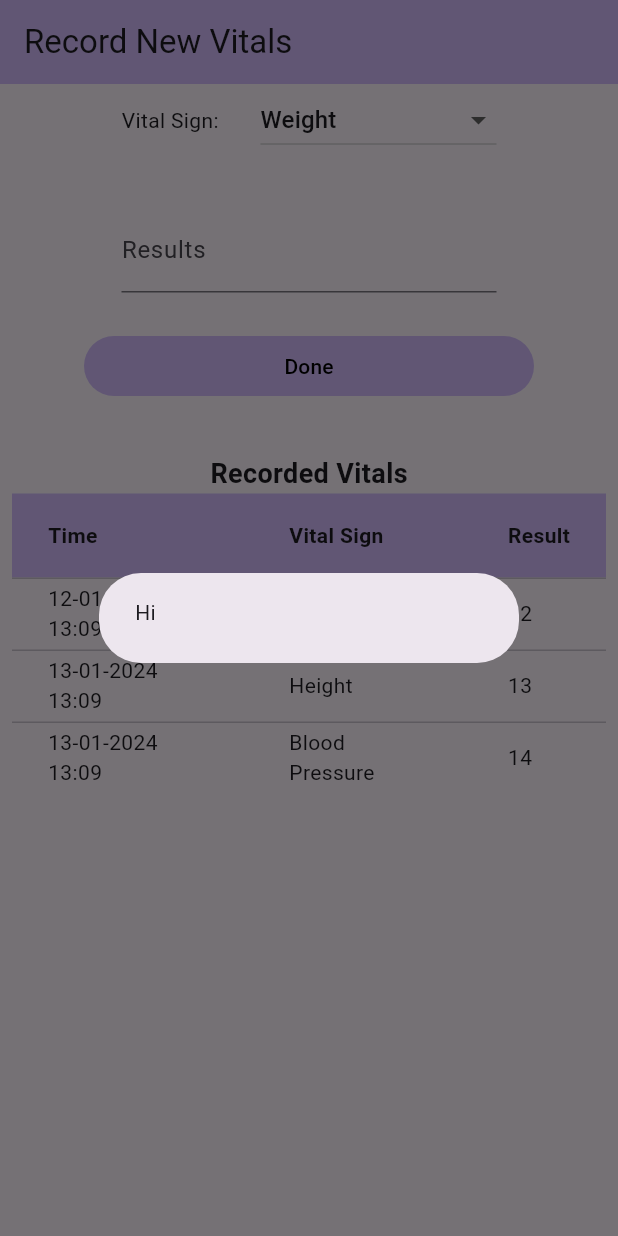
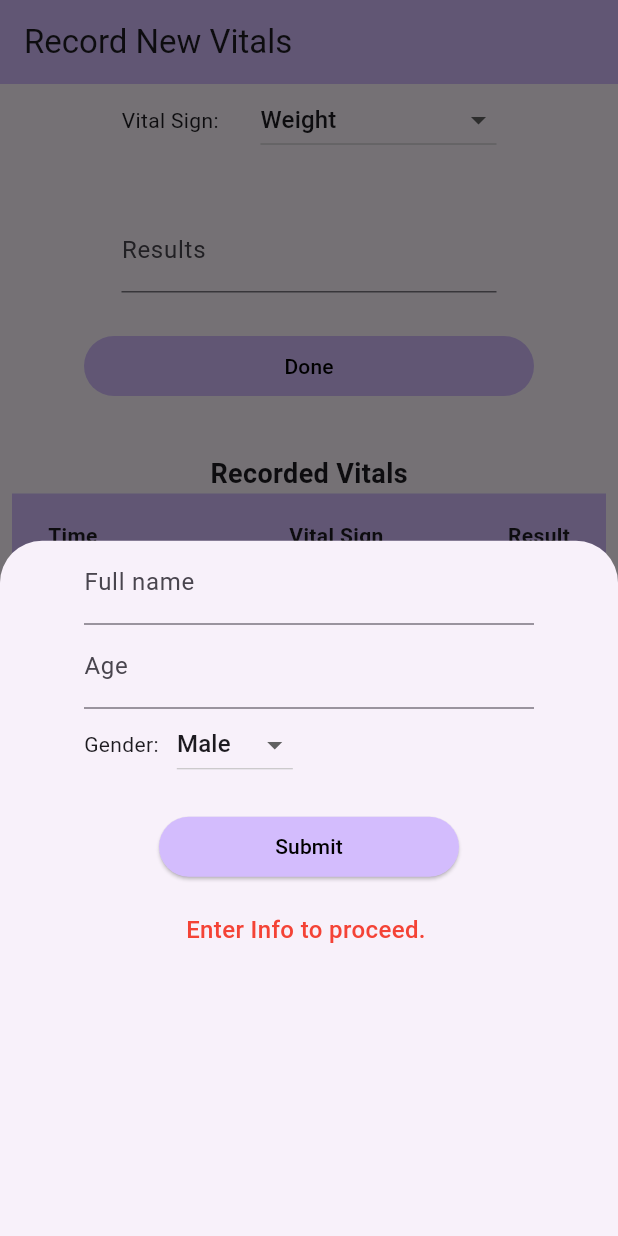
Before and after one commit to Kataali/smart-diagnosis, a Flutter app: the screen it shows after launch, on a phone screen of 412 x 824 dp. Run offline on Flutter 3.47's test engine with Material 3 defaults, Android fonts, the phone set to English and light mode, and no system bars.

Commit message:
http package, user info page

```diff
--- a/lib/pages/user_info_page.dart
+++ b/lib/pages/user_info_page.dart
@@ -8,13 +8,13 @@ class UserInfoPage extends StatefulWidget {
 }
 
 class _UserInfoPageState extends State<UserInfoPage> {
-  String dropDownValue = "male";
+  String dropDownValue = "Male";
 
   final ageController = TextEditingController();
 
   final nameController = TextEditingController();
 
-  final items = <String>["male", "female"];
+  final items = <String>["Male", "Female"];
 
   @override
   Widget build(BuildContext context) {
@@ -22,22 +22,29 @@ class _UserInfoPageState extends State<UserInfoPage> {
       child: Center(
         child: Column(children: [
           SizedBox(
-            width: 350,
+            width: 300,
             child: TextField(
               decoration: const InputDecoration(labelText: "Full name"),
               controller: nameController,
             ),
           ),
           SizedBox(
-            width: 350,
+            width: 300,
             child: TextField(
               decoration: const InputDecoration(labelText: "Age"),
               controller: ageController,
             ),
           ),
           SizedBox(
-            width: 350,
-            child: DropdownButton(
+            width: 300,
+            child: Row(
+              // mainAxisAlignment: MainAxisAlignment.spaceBetween,
+              children: [
+                const Padding(
+                  padding: EdgeInsets.only(right: 12.0),
+                  child: Text("Gender:"),
+                ),
+                DropdownButton(
                     value: dropDownValue,
                     items: items
                         .map(
@@ -52,11 +59,17 @@ class _UserInfoPageState extends State<UserInfoPage> {
                         dropDownValue = newVal!;
                       });
                     }),
+              ],
             ),
-          SizedBox(
-            width: 300,
+          ),
+          Padding(
+            padding: const EdgeInsets.symmetric(vertical: 20.0),
+            child: SizedBox(
+              width: 200,
               child: ElevatedButton(
-              onPressed: () {},
+                onPressed: () {
+                  Navigator.of(context).pop();
+                },
                 style: ButtonStyle(
                   backgroundColor: MaterialStatePropertyAll(
                       Theme.of(context).colorScheme.inversePrimary),
@@ -67,6 +80,12 @@ class _UserInfoPageState extends State<UserInfoPage> {
                 ),
               ),
             ),
+          ),
+          const Text(
+            "Enter Info to proceed. ",
+            style: TextStyle(
+                color: Colors.red, fontSize: 16, fontWeight: FontWeight.w500),
+          )
         ]),
       ),
     );
--- a/lib/pages/vitals_page.dart
+++ b/lib/pages/vitals_page.dart
@@ -1,5 +1,6 @@
 import 'package:flutter/foundation.dart';
 import 'package:flutter/material.dart';
+import 'package:smart_health_diagnosis/pages/user_info_page.dart';
 
 class VitalsPage extends StatefulWidget {
   const VitalsPage({super.key, required this.title});
@@ -46,18 +47,17 @@ class _VitalsPageState extends State<VitalsPage> {
   }
 
   @override
-  void initState() {
-    showDialog(
-      context: context,
-      builder: (context) => const AlertDialog(
-        content: Text("Hi"),
-      ),
-    );
-    super.initState();
-  }
+  Widget build(BuildContext context) {
+    WidgetsBinding.instance.addPostFrameCallback((timeStamp) {
+      showModalBottomSheet(
+          isDismissible: false,
+          enableDrag: false,
+          context: context,
+          builder: (BuildContext context) {
+            return const UserInfoPage();
+          });
+    });
 
-  @override
-  Widget build(BuildContext context) {
     return Scaffold(
       appBar: AppBar(
         backgroundColor: Theme.of(context).colorScheme.inversePrimary,
--- a/pubspec.yaml
+++ b/pubspec.yaml
@@ -35,6 +35,7 @@ dependencies:
   # The following adds the Cupertino Icons font to your application.
   # Use with the CupertinoIcons class for iOS style icons.
   cupertino_icons: ^1.0.2
+  http: ^1.1.0
 
 dev_dependencies:
   flutter_test:
```
Lines whose indentation alone changed are shown as unchanged.
